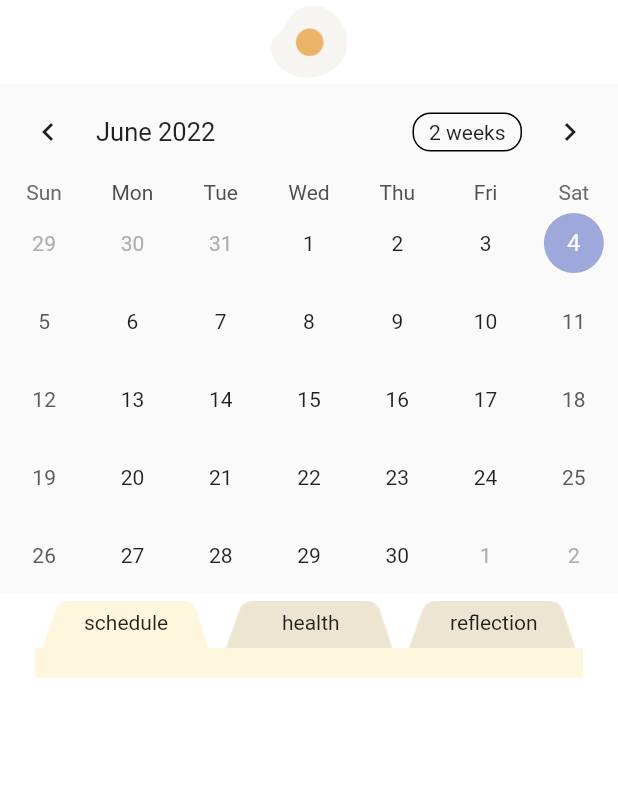
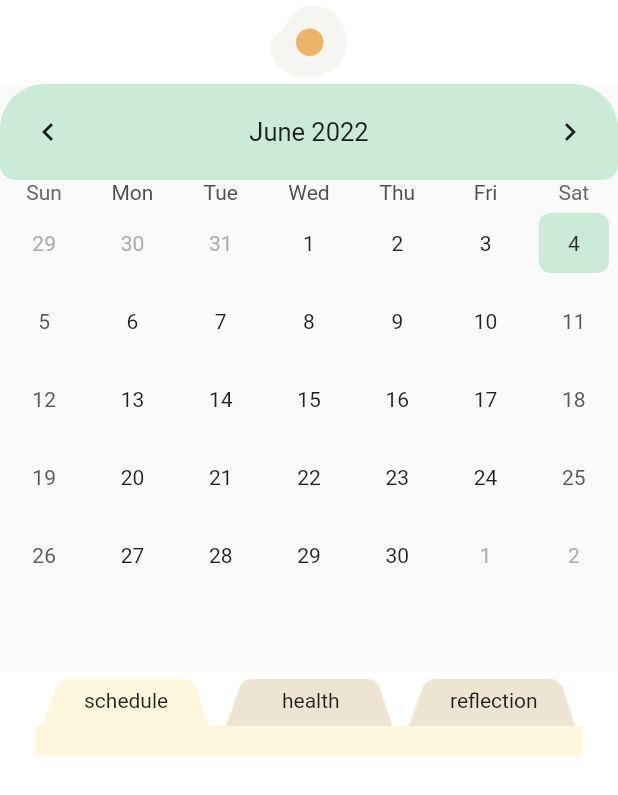
Before and after one commit to HCI-CEO/LifeIsAnEgg, a Flutter app: the screen it shows after launch, on a phone screen of 412 x 824 dp. Shown: the top 795 px of the screen. Run offline on Flutter 3.47's test engine with Material 2 defaults, Android fonts, the phone set to English and light mode, and no system bars; drawn by our look-alikes of table_calendar.

Commit message:
add: design calendar
added difference in focusedDay and selectedDay

```diff
--- a/lib/calendar.dart
+++ b/lib/calendar.dart
@@ -8,20 +8,64 @@ class Calendar extends StatefulWidget {
 
 class _CalendarState extends State<Calendar> {
   CalendarFormat format = CalendarFormat.month;
+  DateTime selectedDay = DateTime.now();
+  DateTime focusedDay = DateTime.now();
   @override
   Widget build(BuildContext context) {
-    // TODO: implement build
     return Scaffold(
       body: TableCalendar(
-        focusedDay: DateTime.now(),
+        focusedDay: focusedDay,
         firstDay: DateTime(2020),
         lastDay: DateTime(2030),
         calendarFormat: format,
         onFormatChanged: (CalendarFormat _format) {
-            setState(() {
-              format = _format;
-            });
+          setState(() {
+            format = _format;
+          });
         },
+        daysOfWeekVisible: true,
+
+        // Day Changed
+        onDaySelected: (DateTime selectDay, DateTime focusDay) {
+          setState(() {
+            selectedDay = selectDay;
+            focusedDay = focusDay;
+          });
+          print(focusedDay);
+        },
+        selectedDayPredicate: (DateTime date) {
+          return isSameDay(selectedDay, date);
+        },
+
+        // Style
+        calendarStyle: CalendarStyle(
+          // isTodayHighlighted: true,
+          selectedDecoration: BoxDecoration(
+            color: Color(0xffCBEBD8),
+            shape: BoxShape.rectangle,
+            borderRadius: BorderRadius.circular(8.0),
+          ),
+          selectedTextStyle: TextStyle(color: Color(0xff2E2E2E)),
+          todayDecoration: BoxDecoration(
+            color: Color(0xffCBEBD8),
+            shape: BoxShape.rectangle,
+            borderRadius: BorderRadius.circular(8.0),
+          ),
+          todayTextStyle: TextStyle(color: Color(0xff2E2E2E)),
+        ),
+        headerStyle: HeaderStyle(
+          formatButtonVisible: false,
+          titleCentered: true,
+          decoration: BoxDecoration(
+            color: Color(0xffCBEBD8),
+            borderRadius: BorderRadius.only(
+              topLeft: Radius.circular(30),
+              topRight: Radius.circular(30),
+              bottomLeft: Radius.circular(10),
+              bottomRight: Radius.circular(10)
+            ),
+          ),
+        ),
       ),
     );
   }
--- a/lib/main.dart
+++ b/lib/main.dart
@@ -40,7 +40,7 @@ class MyApp extends StatelessWidget {
 
               /************ 여기 캘린더 ************/
               SizedBox (
-                height: 340,
+                height: 392,
                 // width: 200,
                 child:
                   Calendar(),
```
